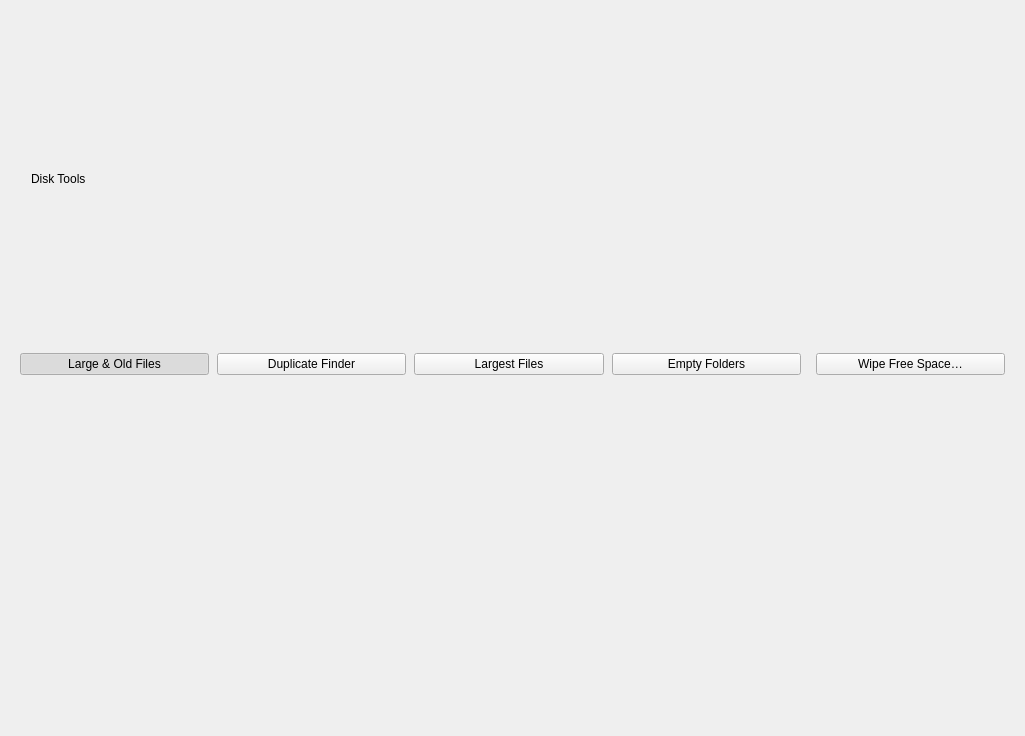
Qt form shared/nexis/Pages/DiskTools/disk_tools_page.ui (s4solutionsllc/Nexis) before a commit.
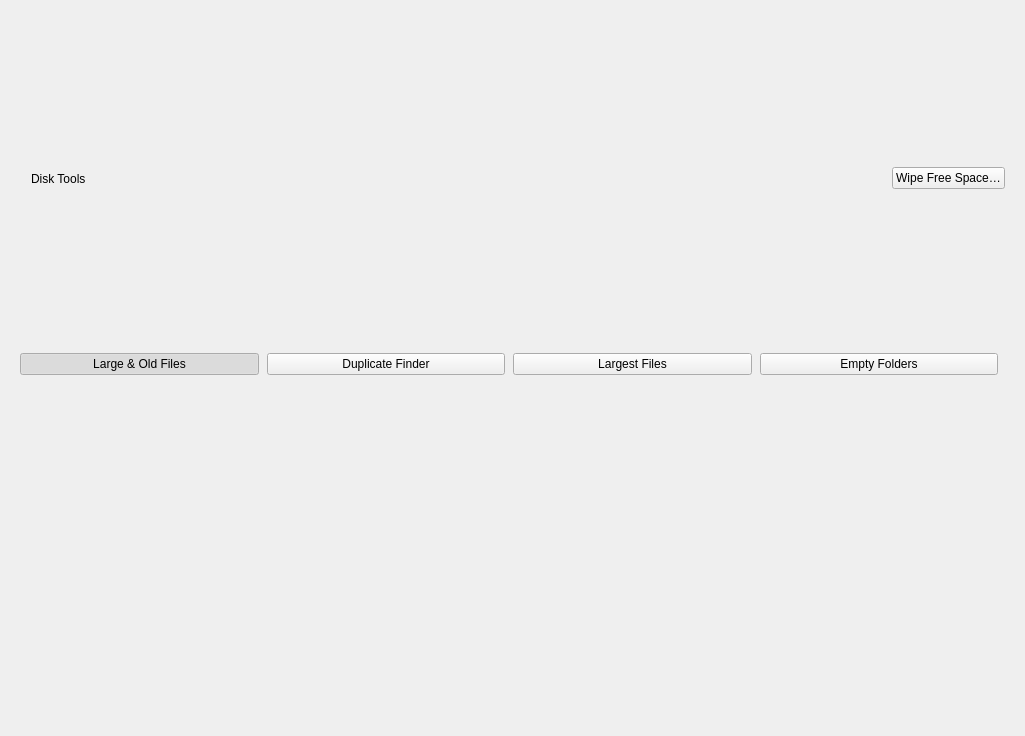
The same form after that commit.

Commit message:
fix(disk-tools): move Wipe Free Space to the header row so four modes fit (SSO-25782)
At 1024px the four mode buttons plus Wipe Free Space overflowed the mode
bar and clipped the first label.

The edit to the form file:
```diff
--- a/shared/nexis/Pages/DiskTools/disk_tools_page.ui
+++ b/shared/nexis/Pages/DiskTools/disk_tools_page.ui
@@ -70,6 +70,11 @@
         </property>
        </spacer>
       </item>
+      <item>
+       <widget class="QPushButton" name="btnWipeFreeSpace">
+        <property name="text"><string>Wipe Free Space…</string></property>
+       </widget>
+      </item>
      </layout>
     </widget>
    </item>
@@ -111,11 +116,6 @@
         <property name="orientation"><enum>Qt::Horizontal</enum></property>
        </spacer>
       </item>
-      <item>
-       <widget class="QPushButton" name="btnWipeFreeSpace">
-        <property name="text"><string>Wipe Free Space…</string></property>
-       </widget>
-      </item>
      </layout>
     </widget>
    </item>
```
The commit also changes 1 other file.
